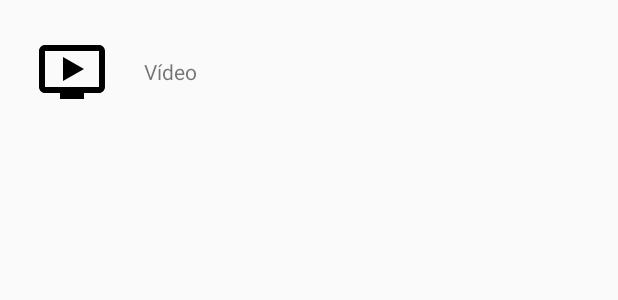
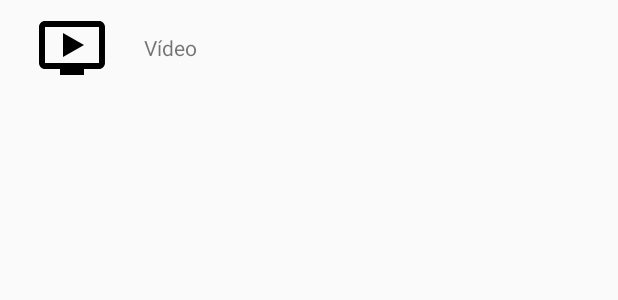
Before and after one commit to sezabass/avplayback, an Android app: the layout list_item_videos.xml on its own in the app's theme, with its tools: preview values and no code run, on a phone screen of 412 x 824 dp. Shown: the top 300 px of the screen. Run offline under Robolectric (Android 15) with nearby library versions, the phone set to English and light mode, and no system bars.

Commit message:
Rearrange videos list

```diff
--- a/app/src/main/res/layout/activity_videos.xml
+++ b/app/src/main/res/layout/activity_videos.xml
@@ -38,8 +38,10 @@
             android:layout_width="match_parent"
             android:layout_height="0dp"
             app:layoutManager="androidx.recyclerview.widget.LinearLayoutManager"
+            app:layout_constraintBottom_toBottomOf="parent"
             app:layout_constraintEnd_toEndOf="parent"
             app:layout_constraintStart_toStartOf="parent"
+
             app:layout_constraintTop_toBottomOf="@+id/title"
             tools:itemCount="5"
             tools:listitem="@layout/list_item_videos" />
--- a/app/src/main/res/layout/list_item_videos.xml
+++ b/app/src/main/res/layout/list_item_videos.xml
@@ -19,7 +19,10 @@
             android:layout_width="@dimen/video_image_size"
             android:layout_height="@dimen/video_image_size"
             android:layout_gravity="center_vertical"
-            android:layout_margin="@dimen/video_image_margin"
+            android:layout_marginLeft="@dimen/video_image_horizontal_margin"
+            android:layout_marginTop="@dimen/video_image_vertical_margin"
+            android:layout_marginRight="@dimen/video_image_horizontal_margin"
+            android:layout_marginBottom="@dimen/video_image_vertical_margin"
             app:imageUrl="@{video.imageURL}"
             app:placeholderDrawable="@{video.defaultDrawable}"
             app:round="@{true}"
--- a/app/src/main/res/values/dimens.xml
+++ b/app/src/main/res/values/dimens.xml
@@ -4,6 +4,7 @@
 
     <dimen name="videos_loading_size">24dp</dimen>
     <dimen name="video_image_size">48dp</dimen>
-    <dimen name="video_image_margin">24dp</dimen>
+    <dimen name="video_image_horizontal_margin">24dp</dimen>
+    <dimen name="video_image_vertical_margin">8dp</dimen>
     <dimen name="playback_loading_size">60dp</dimen>
 </resources>
```
